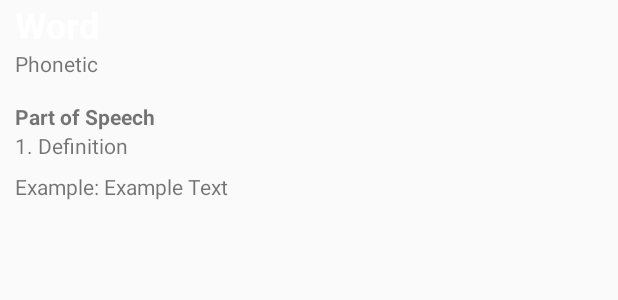
After one commit to denabelarde/Mobile-Dictionary, an Android app built with Jetpack Compose: the layout textview_row.xml on its own in the app's theme, with its tools: preview values and no code run, on a phone screen of 412 x 824 dp. The commit adds this screen. Shown: the top 300 px of the screen. Run offline under Robolectric (Android 15) with nearby library versions, the phone set to English and light mode, and no system bars.

Commit message:
- Added support for recyclerview - Added Recyclerview adapter for wordInfo - Added xml layouts - Deleted irrelevant classes - Added intent filter search in manifest

```diff
--- a/app/build.gradle.kts
+++ b/app/build.gradle.kts
@@ -81,6 +81,9 @@ dependencies {
     implementation("com.google.dagger:hilt-android:2.44")
 //    implementation("androidx.hilt:hilt-lifecycle-viewmodel:1.0.0-alpha03")
     implementation("androidx.hilt:hilt-navigation-compose:1.1.0-alpha01")
+    implementation("androidx.constraintlayout:constraintlayout:2.1.4")
+    implementation("androidx.recyclerview:recyclerview:1.3.1")
+    implementation("androidx.cardview:cardview:1.0.0")
     kapt("com.google.dagger:hilt-android-compiler:2.44")
     kapt("androidx.hilt:hilt-compiler:1.0.0")
 
--- a/app/src/main/AndroidManifest.xml
+++ b/app/src/main/AndroidManifest.xml
@@ -19,10 +19,10 @@
             android:name=".MainActivity"
             android:exported="true"
             android:label="@string/app_name"
-            android:theme="@style/Theme.MobileDictionary">
+            android:theme="@style/Base.Theme.AppCompat">
             <intent-filter>
                 <action android:name="android.intent.action.MAIN" />
-
+                <action android:name="android.intent.action.SEARCH" />
                 <category android:name="android.intent.category.LAUNCHER" />
             </intent-filter>
         </activity>
--- a/app/src/main/java/com/kotlin101/dictionary/feature_dictionary/presentation/WordInfoViewModel.kt
+++ b/app/src/main/java/com/kotlin101/dictionary/feature_dictionary/presentation/WordInfoViewModel.kt
@@ -10,7 +10,9 @@ import dagger.hilt.android.lifecycle.HiltViewModel
 import kotlinx.coroutines.Job
 import kotlinx.coroutines.delay
 import kotlinx.coroutines.flow.MutableSharedFlow
+import kotlinx.coroutines.flow.MutableStateFlow
 import kotlinx.coroutines.flow.asSharedFlow
+import kotlinx.coroutines.flow.asStateFlow
 import kotlinx.coroutines.flow.launchIn
 import kotlinx.coroutines.flow.onEach
 import kotlinx.coroutines.launch
@@ -24,8 +26,8 @@ class WordInfoViewModel @Inject constructor(
     private val _searchQuery = mutableStateOf("")
     val searchQuery: State<String> = _searchQuery
 
-    private val _state = mutableStateOf(WordInfoState())
-    val state: State<WordInfoState> = _state
+    private val _state = MutableStateFlow(WordInfoState())
+    val state get() =_state.asStateFlow()
 
     private val _eventFlow = MutableSharedFlow<UIEvent>()
     val eventFlow = _eventFlow.asSharedFlow()
--- /dev/null
+++ b/app/src/main/res/layout/textview_row.xml
@@ -0,0 +1,53 @@
+<?xml version="1.0" encoding="utf-8"?>
+<LinearLayout
+    xmlns:android="http://schemas.android.com/apk/res/android"
+    android:layout_width="match_parent"
+    android:layout_height="wrap_content"
+    android:paddingStart="10dp"
+    android:paddingEnd="10dp"
+    android:orientation="vertical">
+
+    <TextView
+        android:id="@+id/wordTextView"
+        android:layout_width="wrap_content"
+        android:layout_height="wrap_content"
+        android:text="Word"
+        android:textSize="24sp"
+        android:textStyle="bold"
+        android:textColor="@color/white"/>
+    <TextView
+        android:id="@+id/phoneticTextView"
+        android:layout_width="wrap_content"
+        android:layout_height="wrap_content"
+        android:text="Phonetic"
+        android:textStyle="normal"/>
+    <Space
+        android:layout_width="match_parent"
+        android:layout_height="16dp"/>
+    <TextView
+        android:id="@+id/partOfSpeechTextView"
+        android:layout_width="wrap_content"
+        android:layout_height="wrap_content"
+        android:text="Part of Speech"
+        android:textStyle="bold"/>
+    <TextView
+        android:id="@+id/definitionTextView"
+        android:layout_width="wrap_content"
+        android:layout_height="wrap_content"
+        android:text="1. Definition"/>
+    <Space
+        android:layout_width="match_parent"
+        android:layout_height="8dp"/>
+    <TextView
+        android:id="@+id/exampleTextView"
+        android:layout_width="wrap_content"
+        android:layout_height="wrap_content"
+        android:text="Example: Example Text"/>
+    <Space
+        android:layout_width="match_parent"
+        android:layout_height="8dp"/>
+    <Space
+        android:layout_width="match_parent"
+        android:layout_height="16dp"/>
+
+</LinearLayout>
```
Also changed, not shown: app/src/main/java/com/kotlin101/dictionary/MainActivity.kt (+34 -1 lines), app/src/main/java/com/kotlin101/dictionary/feature_dictionary/adapters/DictionaryAdapter.kt (added, +41 -0 lines), app/src/main/java/com/kotlin101/dictionary/feature_dictionary/presentation/WordInfoItem.kt (deleted, +0 -42 lines), app/src/main/res/layout/activity_main.xml (added, +26 -0 lines).
